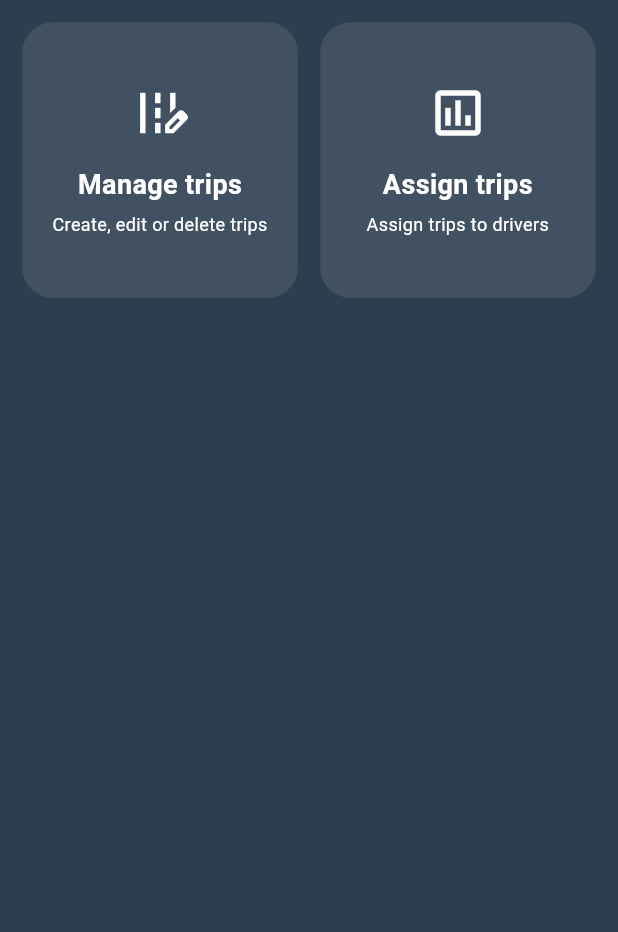
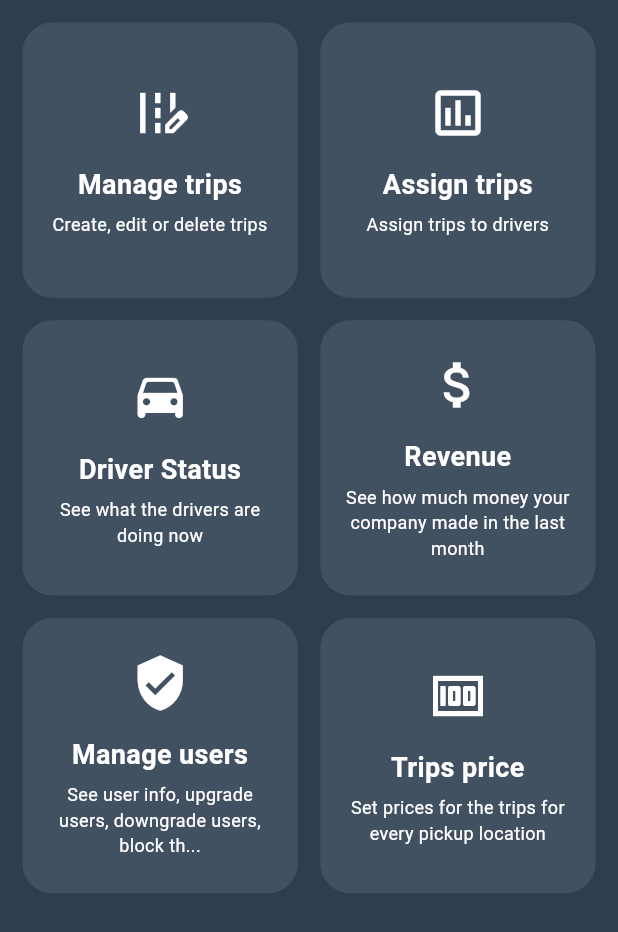
Before and after one commit to ahmed-ctrl-cs/Retag-App, a Flutter app: the AdminMainScreen screen opened directly, on a phone screen of 412 x 824 dp. Shown: the top 932 px of the screen. Run offline on Flutter 3.47's test engine with Material 3 defaults, Android fonts, the phone set to English and light mode, and no system bars; our stand-ins replace cloud_firestore, firebase_auth, firebase_core; accounts and stored records are empty; generated files the repository leaves out were written again.

Commit message:
Final 28/2/26

```diff
--- a/lib/Admin_main_screen.dart
+++ b/lib/Admin_main_screen.dart
@@ -19,7 +19,7 @@ class AdminMainScreen extends StatelessWidget {
               subtitle: "Create, edit or delete trips",
               icon: Icons.edit_road,
               onTap: () {
-                print("Manage trips clicked");
+                print("manage");
               },
             ),
             BuildAdminCard(
@@ -27,7 +27,41 @@ class AdminMainScreen extends StatelessWidget {
               subtitle: "Assign trips to drivers",
               icon: Icons.assessment_outlined,
               onTap: () {
-                print("Assign trips clicked");
+                print("assign");
+              },
+            ),
+            BuildAdminCard(
+              title: 'Driver Status',
+              subtitle: 'See what the drivers are doing now',
+              icon: Icons.drive_eta_rounded,
+              onTap: () {
+                print("car");
+              },
+            ),
+            BuildAdminCard(
+              title: 'Revenue',
+              subtitle:
+                  'See how much money your company made in the last month',
+              icon: Icons.attach_money,
+              onTap: () {
+                print('money');
+              },
+            ),
+            BuildAdminCard(
+              title: 'Manage users',
+              subtitle:
+                  'See user info, upgrade users, downgrade users, block th...',
+              icon: Icons.verified_user,
+              onTap: () {
+                print('userm');
+              },
+            ),
+            BuildAdminCard(
+              title: 'Trips price',
+              subtitle: 'Set prices for the trips for every pickup location',
+              icon: Icons.money,
+              onTap: () {
+                print('price');
               },
             ),
           ],
```
Also changed, not shown: lib/main.dart (+28 -1 lines).
